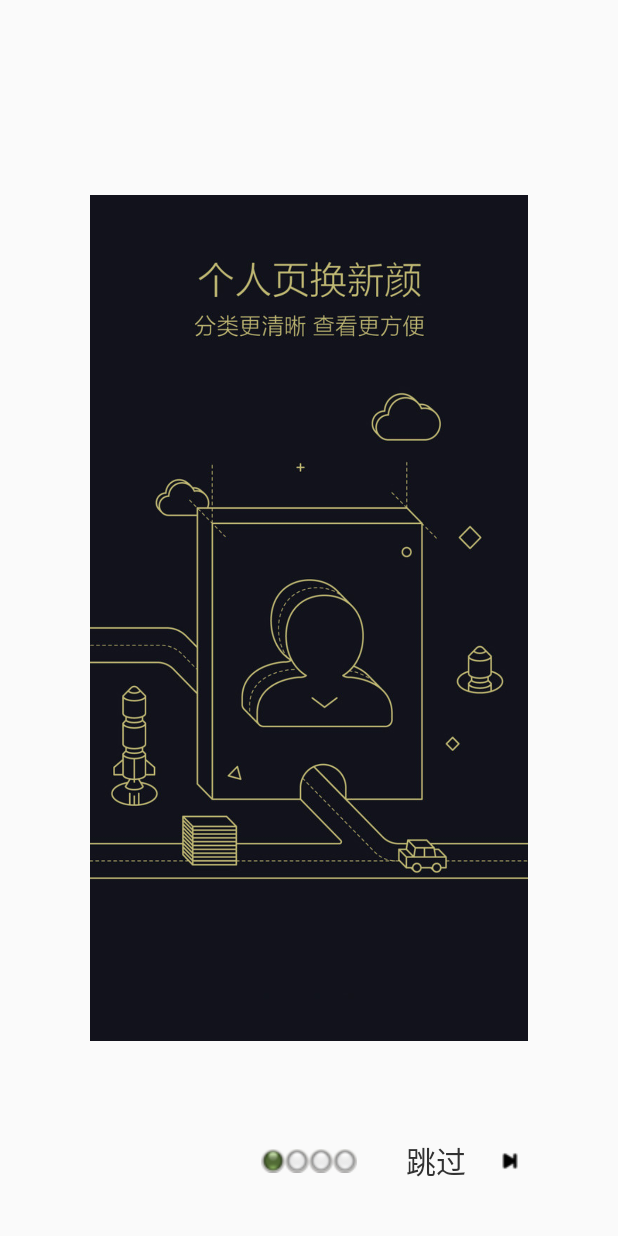
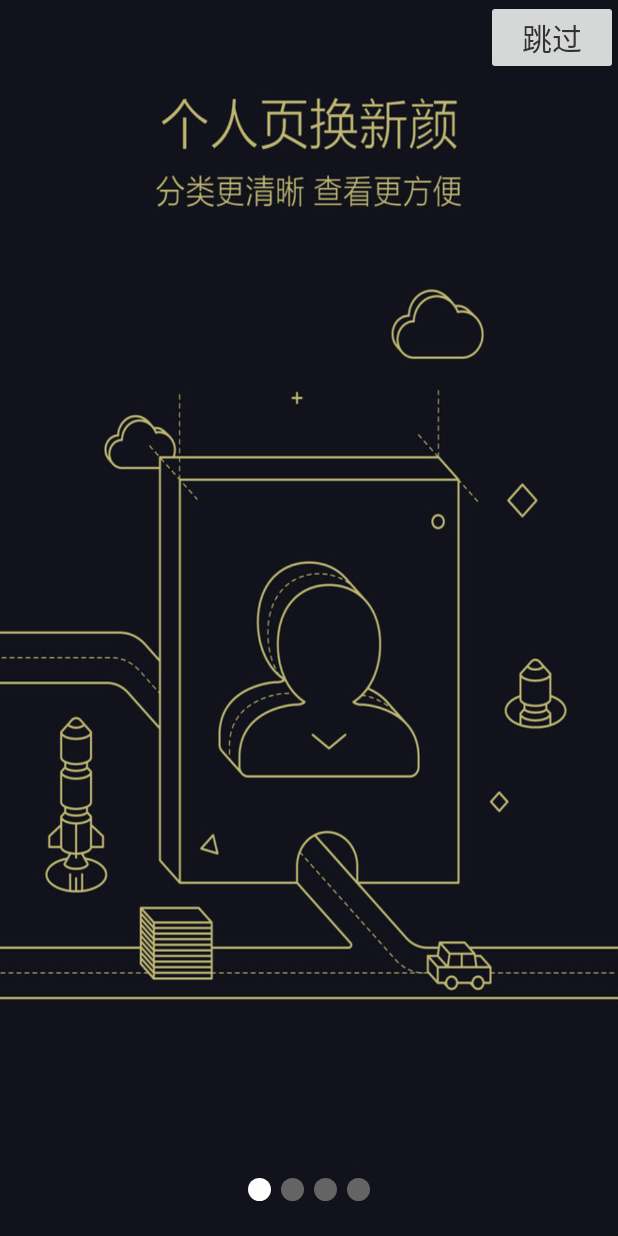
Before and after one commit to haodaxia1/MissPhoto, an Android app: the TutorialIntroPageActivity screen opened directly, with no data from a screen before it, on a phone screen of 412 x 824 dp. Run offline under Robolectric (Android 15) with nearby library versions, the phone set to English and light mode, and no system bars.

Commit message:
美化下标圆点，优化按钮位置

```diff
--- /dev/null
+++ b/app/src/main/res/drawable/indicator_dot.xml
@@ -0,0 +1,10 @@
+<?xml version="1.0" encoding="UTF-8"?>
+<shape
+    xmlns:android="http://schemas.android.com/apk/res/android"
+    android:shape="oval"
+    android:useLevel="false" >
+    <solid
+        android:color="@color/colorAccentzs" />
+    <size android:width="15dp"
+        android:height="15dp" />
+</shape>
--- /dev/null
+++ b/app/src/main/res/drawable/indicator_page.xml
@@ -0,0 +1,10 @@
+<?xml version="1.0" encoding="UTF-8"?>
+<shape
+    xmlns:android="http://schemas.android.com/apk/res/android"
+    android:shape="oval"
+    android:useLevel="false" >
+    <solid
+        android:color="@color/colorPrimaryDarkzs" />
+    <size android:width="15dp"
+        android:height="15dp" />
+</shape>
--- /dev/null
+++ b/app/src/main/res/drawable/shape.xml
@@ -0,0 +1,10 @@
+<?xml version="1.0" encoding="UTF-8"?>
+<shape
+    xmlns:android="http://schemas.android.com/apk/res/android"
+    android:shape="oval"
+    android:useLevel="false" >
+    <solid
+        android:color="@color/colorAccentzs" />
+    <size android:width="15dp"
+        android:height="15dp" />
+</shape>
--- /dev/null
+++ b/app/src/main/res/drawable/shape1.xml
@@ -0,0 +1,10 @@
+<?xml version="1.0" encoding="UTF-8"?>
+<shape
+    xmlns:android="http://schemas.android.com/apk/res/android"
+    android:shape="oval"
+    android:useLevel="false" >
+    <solid
+        android:color="@color/colorPrimaryDarkzs" />
+    <size android:width="15dp"
+        android:height="15dp" />
+</shape>
--- a/app/src/main/res/layout/tutorial_info_page.xml
+++ b/app/src/main/res/layout/tutorial_info_page.xml
@@ -10,30 +10,27 @@
         android:layout_width="match_parent"
         android:layout_height="wrap_content"
         android:layout_centerInParent="true"
-        android:layout_marginLeft="60dp"
-        android:layout_marginRight="60dp"
         android:gravity="center"
         android:orientation="horizontal" >
 
         <ImageView
             android:id="@+id/image_tutorial"
-            android:layout_width="310dp"
-            android:layout_height="564dp"
+            android:layout_width="match_parent"
+            android:layout_height="match_parent"
             android:background="@drawable/image1" />
 
     </LinearLayout>
 
     <RelativeLayout
         android:layout_width="match_parent"
-        android:layout_height="60dp"
+        android:layout_height="match_parent"
         android:layout_alignParentBottom="true"
-        android:layout_marginLeft="60dp"
-        android:layout_marginRight="60dp"
         android:layout_marginBottom="20dp" >
 
         <LinearLayout
             android:layout_width="wrap_content"
             android:layout_height="wrap_content"
+            android:layout_alignParentBottom="true"
             android:layout_centerInParent="true"
             android:gravity="center"
             android:orientation="horizontal" >
@@ -42,31 +39,35 @@
                 android:id="@+id/tutorial_indicator1"
                 android:layout_width="wrap_content"
                 android:layout_height="wrap_content"
+                android:layout_margin="3dp"
                 android:background="@drawable/indicator_page" />
 
             <ImageView
                 android:id="@+id/tutorial_indicator2"
                 android:layout_width="wrap_content"
                 android:layout_height="wrap_content"
+                android:layout_margin="3dp"
                 android:background="@drawable/indicator_dot" />
 
             <ImageView
                 android:id="@+id/tutorial_indicator3"
                 android:layout_width="wrap_content"
                 android:layout_height="wrap_content"
+                android:layout_margin="3dp"
                 android:background="@drawable/indicator_dot" />
 
             <ImageView
                 android:id="@+id/tutorial_indicator4"
                 android:layout_width="wrap_content"
                 android:layout_height="wrap_content"
+                android:layout_margin="3dp"
                 android:background="@drawable/indicator_dot" />
 
         </LinearLayout>
 
         <LinearLayout
             android:layout_width="wrap_content"
-            android:layout_height="60dp"
+            android:layout_height="wrap_content"
             android:layout_alignParentRight="true"
             android:gravity="center"
             android:orientation="horizontal" >
@@ -77,11 +78,16 @@
                 android:layout_height="wrap_content"
                 android:text="跳过"
                 android:textSize="20dp"
-                android:textColor="#323232"
-                android:background="@android:color/transparent"
-                android:drawableRight="@drawable/skip"
-                android:drawablePadding="10dp" />
-
+                android:textColor="#323232" />
+            </LinearLayout>
+        <LinearLayout
+            android:layout_width="wrap_content"
+            android:layout_height="60dp"
+            android:layout_centerInParent="true"
+            android:layout_alignParentBottom="true"
+            android:layout_marginBottom="45dp"
+            android:gravity="center"
+            android:orientation="horizontal" >
             <Button
                 android:id="@+id/done_button"
                 android:layout_width="wrap_content"
@@ -89,11 +95,8 @@
                 android:text="立即体验"
                 android:textSize="20dp"
                 android:textColor="#323232"
-                android:background="@android:color/transparent"
-                android:drawableRight="@drawable/done"
                 android:drawablePadding="10dp"
-                android:visibility="gone" />
-
+                android:visibility="gone"></Button>
         </LinearLayout>
 
     </RelativeLayout>
```
Also changed, not shown: app/src/main/res/drawable/image3.jpg, app/src/main/res/drawable/image4.jpg, app/src/main/res/drawable/indicator_dot.png (deleted), app/src/main/res/drawable/indicator_page.png (deleted).
